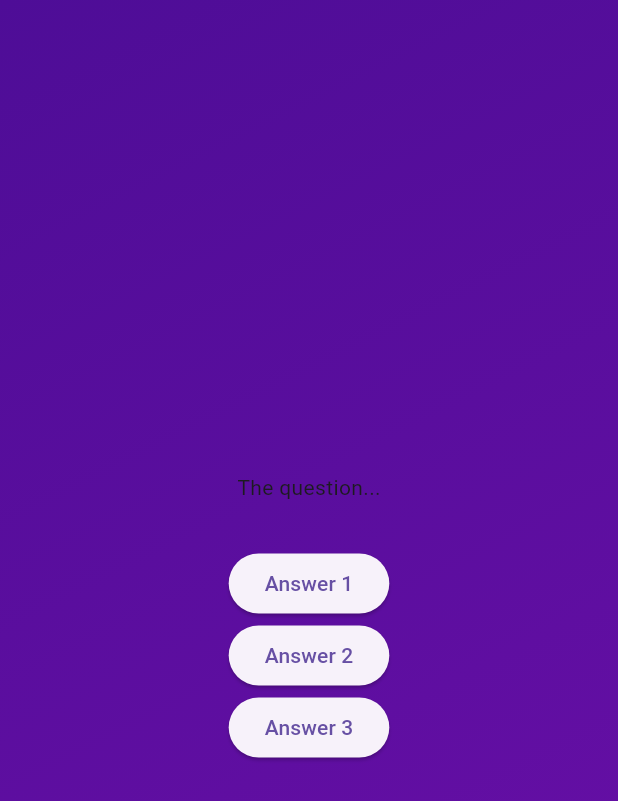
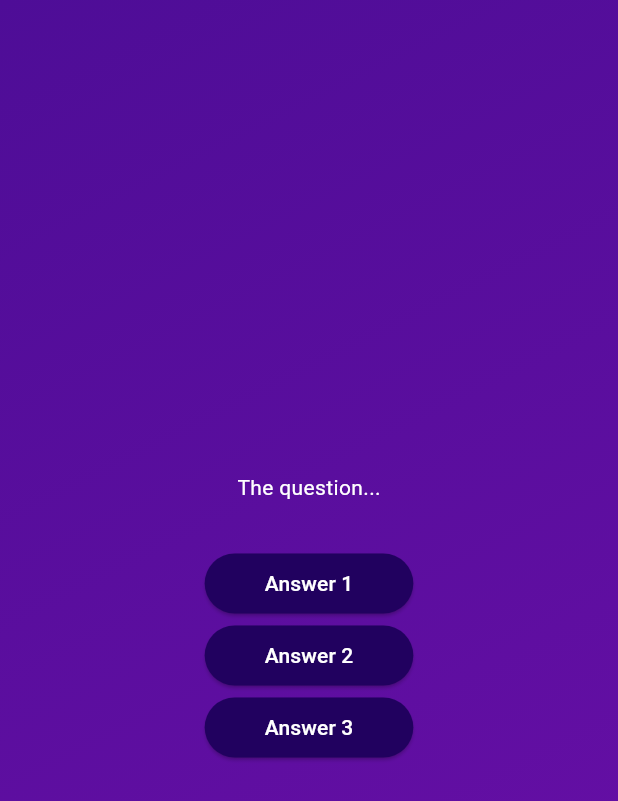
Before and after one commit to Belchenkov/flutter_quiz_app_updated, a Flutter app: the screen it shows after launch, after a tap on "Start Quiz", on a phone screen of 412 x 824 dp. Shown: the top 801 px of the screen. Run offline on Flutter 3.47's test engine with Material 3 defaults, Android fonts, the light colour scheme and no system bars.

Commit message:
custom styled button

```diff
--- /dev/null
+++ b/lib/answer_button.dart
@@ -0,0 +1,26 @@
+import 'package:flutter/material.dart';
+
+class AnswerButton extends StatelessWidget {
+  const AnswerButton({
+    super.key,
+    required this.answerText,
+    required this.onTap,
+  });
+
+  final String answerText;
+  final void Function() onTap;
+
+  @override
+  Widget build(BuildContext context) {
+    return ElevatedButton(
+      onPressed: onTap,
+      style: ElevatedButton.styleFrom(
+        padding: const EdgeInsets.symmetric(vertical: 10, horizontal: 40,),
+        backgroundColor: const Color.fromARGB(255, 33, 1, 95),
+        foregroundColor: Colors.white,
+        shape: RoundedRectangleBorder(borderRadius: BorderRadius.circular(40),),
+      ),
+      child: Text(answerText),
+    );
+  }
+}
--- a/lib/questions_screen.dart
+++ b/lib/questions_screen.dart
@@ -1,4 +1,6 @@
 import 'package:flutter/material.dart';
+
+import 'answer_button.dart';
 
 class QuestionsScreen extends StatefulWidget {
   const QuestionsScreen({super.key});
@@ -17,20 +19,13 @@
         child: Column(
           mainAxisAlignment: MainAxisAlignment.center,
           children: [
-            const Text('The question...'),
+            const Text('The question...', style: TextStyle(
+              color: Colors.white,
+            ),),
             const SizedBox(height: 30),
-            ElevatedButton(
-                onPressed: () {},
-                child: const Text('Answer 1'),
-            ),
-            ElevatedButton(
-                onPressed: () {},
-                child: const Text('Answer 2'),
-            ),
-            ElevatedButton(
-                onPressed: () {},
-                child: const Text('Answer 3'),
-            ),
+            AnswerButton(answerText: 'Answer 1', onTap: () {  },),
+            AnswerButton(answerText: 'Answer 2', onTap: () {  },),
+            AnswerButton(answerText: 'Answer 3', onTap: () {  },),
           ],
       ),
     );
```
